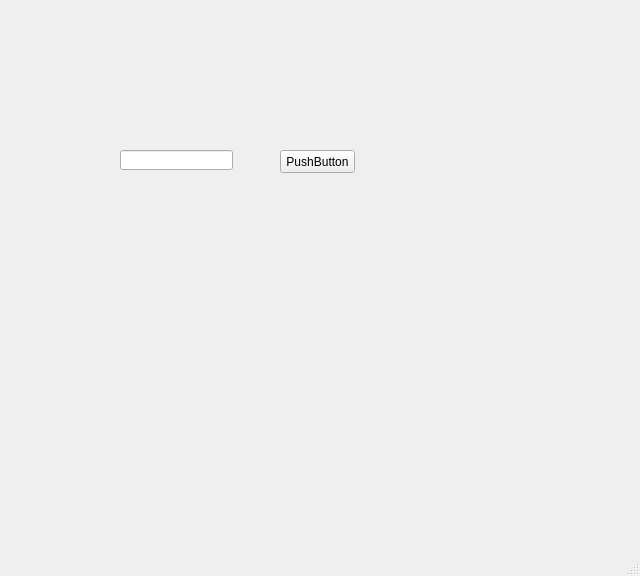
chalexyur/shnedule, file mainwindow.ui: the form before one commit.
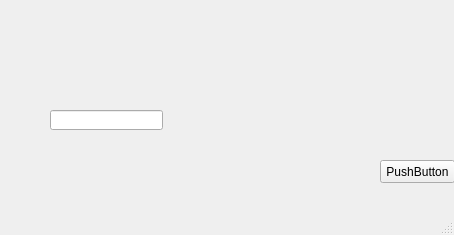
The form after the commit.

Patch:
```diff
--- a/mainwindow.ui
+++ b/mainwindow.ui
@@ -6,8 +6,8 @@
    <rect>
     <x>0</x>
     <y>0</y>
-    <width>640</width>
-    <height>576</height>
+    <width>454</width>
+    <height>235</height>
    </rect>
   </property>
   <property name="windowTitle">
@@ -17,8 +17,8 @@
    <widget class="QLineEdit" name="lineEdit">
     <property name="geometry">
      <rect>
-      <x>120</x>
-      <y>150</y>
+      <x>50</x>
+      <y>110</y>
       <width>113</width>
       <height>20</height>
      </rect>
@@ -27,8 +27,8 @@
    <widget class="QPushButton" name="pushButton">
     <property name="geometry">
      <rect>
-      <x>280</x>
-      <y>150</y>
+      <x>380</x>
+      <y>160</y>
       <width>75</width>
       <height>23</height>
      </rect>
```
Left out of the diff: 2 changed lines with no effect on the pictures.
